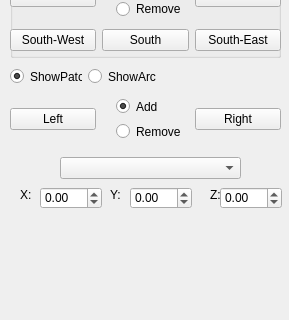
This is QtFramework/GUI/SideWidget.ui in imecstamas/cagd-hermite as Qt 5 draws it before an edit; both pictures show x 0 to 289 and y 373 to 693 of the 289 by 693 pixel window. The edited form follows.
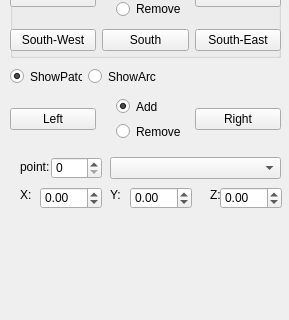
This is the edited form.

Commit message: Add point spinbox to SidgeWidget.

```diff
--- a/QtFramework/GUI/SideWidget.ui
+++ b/QtFramework/GUI/SideWidget.ui
@@ -436,9 +436,9 @@
   <widget class="QComboBox" name="comboBox">
    <property name="geometry">
     <rect>
-     <x>60</x>
+     <x>110</x>
      <y>530</y>
-     <width>181</width>
+     <width>171</width>
      <height>22</height>
     </rect>
    </property>
@@ -521,7 +521,7 @@
     <double>-99.000000000000000</double>
    </property>
   </widget>
-  <widget class="QWidget" name="">
+  <widget class="QWidget" name="layoutWidget">
    <property name="geometry">
     <rect>
      <x>10</x>
@@ -550,6 +550,29 @@
     </item>
    </layout>
   </widget>
+  <widget class="QSpinBox" name="spinBox">
+   <property name="geometry">
+    <rect>
+     <x>51</x>
+     <y>530</y>
+     <width>51</width>
+     <height>22</height>
+    </rect>
+   </property>
+  </widget>
+  <widget class="QLabel" name="label_16">
+   <property name="geometry">
+    <rect>
+     <x>20</x>
+     <y>530</y>
+     <width>31</width>
+     <height>20</height>
+    </rect>
+   </property>
+   <property name="text">
+    <string>point:</string>
+   </property>
+  </widget>
  </widget>
  <resources/>
  <connections/>
```
